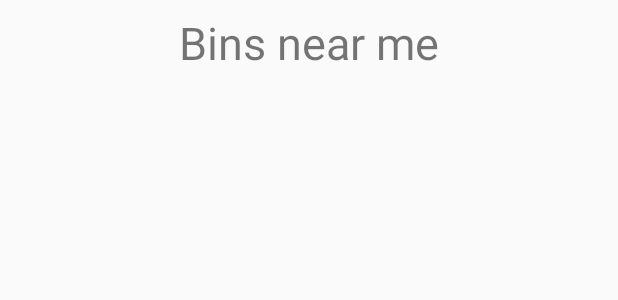
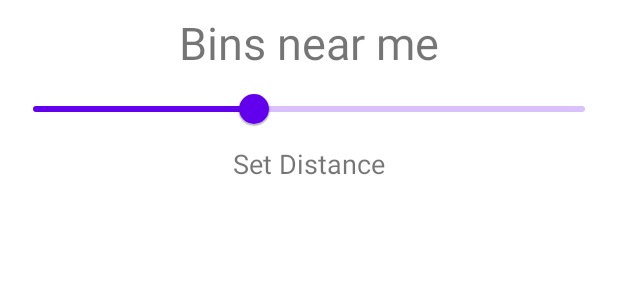
Before and after one commit to trashdeal/trashdeal, an Android app: the layout activity_bins_near_me.xml on its own in the app's theme, with its tools: preview values and no code run, on a phone screen of 412 x 824 dp. Shown: the top 300 px of the screen. Run offline under Robolectric (Android 15) with nearby library versions, the phone set to English and light mode, and no system bars.

Commit message:
Brendon; added distance slider

```diff
--- a/app/build.gradle
+++ b/app/build.gradle
@@ -56,4 +56,5 @@ dependencies {
     implementation 'com.github.joielechong:countrycodepicker:2.4.2'
     implementation 'pl.droidsonroids.gif:android-gif-drawable:1.2.19'
     implementation 'com.google.android.gms:play-services-location:17.0.0'
+    implementation 'com.google.android.material:material:1.2.1'
 }
--- a/app/src/main/res/layout/activity_bins_near_me.xml
+++ b/app/src/main/res/layout/activity_bins_near_me.xml
@@ -2,6 +2,7 @@
 <LinearLayout xmlns:android="http://schemas.android.com/apk/res/android"
     android:layout_width="match_parent"
     android:layout_height="match_parent"
+    xmlns:app="http://schemas.android.com/apk/res-auto"
     android:padding="8dp"
     android:orientation="vertical">
 
@@ -13,8 +14,29 @@
         android:text="Bins near me"
         android:textSize="30sp" />
 
+    <com.google.android.material.slider.Slider
+        android:id="@+id/slider"
+        android:layout_width="match_parent"
+        android:layout_height="wrap_content"
+        android:value="20"
+        android:valueFrom="0"
+        android:valueTo="50"
+        app:layout_constraintBottom_toBottomOf="parent"
+        app:layout_constraintEnd_toEndOf="parent"
+        app:layout_constraintStart_toStartOf="parent"
+        app:layout_constraintTop_toTopOf="parent" />
+
+    <TextView
+        android:id="@+id/text"
+        android:layout_width="match_parent"
+        android:layout_height="wrap_content"
+        android:gravity="center"
+        android:text="Set Distance"
+        android:textSize="18sp" />
+
     <ListView
         android:id="@+id/listView2"
-        android:layout_width="match_parent"
-        android:layout_height="match_parent" />
+        android:layout_width="411dp"
+        android:layout_height="wrap_content" />
+
 </LinearLayout>
--- a/app/src/main/res/layout/bin_row.xml
+++ b/app/src/main/res/layout/bin_row.xml
@@ -38,7 +38,7 @@
         android:layout_width="wrap_content"
         android:layout_height="wrap_content"
         android:layout_below="@+id/binDistance"
-        android:layout_marginStart="9dp"
+        android:layout_marginStart="80dp"
         android:layout_marginLeft="13dp"
         android:layout_marginTop="2dp"
         android:layout_toEndOf="@+id/binAddress"
--- a/app/src/main/res/values/strings.xml
+++ b/app/src/main/res/values/strings.xml
@@ -10,4 +10,6 @@
     <string name="menu_home">Home</string>
     <string name="menu_gallery">Gallery</string>
     <string name="menu_slideshow">Slideshow</string>
+    <string name="open">Open</string>
+    <string name="close">Close</string>
 </resources>
--- a/app/src/main/res/values/styles.xml
+++ b/app/src/main/res/values/styles.xml
@@ -1,6 +1,6 @@
 <resources>
     <!-- Base application theme. -->
-    <style name="AppTheme" parent="Theme.AppCompat.Light.NoActionBar">
+    <style name="AppTheme" parent="Theme.MaterialComponents.Light.NoActionBar">
         <item name="colorPrimary">@color/colorPrimary</item>
         <item name="colorPrimaryDark">@color/colorPrimaryDark</item>
         <item name="colorAccent">@color/colorAccent</item>
```
Also changed, not shown: app/src/main/java/com/example/trashdeal/BinsNearMe.kt (+25 -3 lines).
